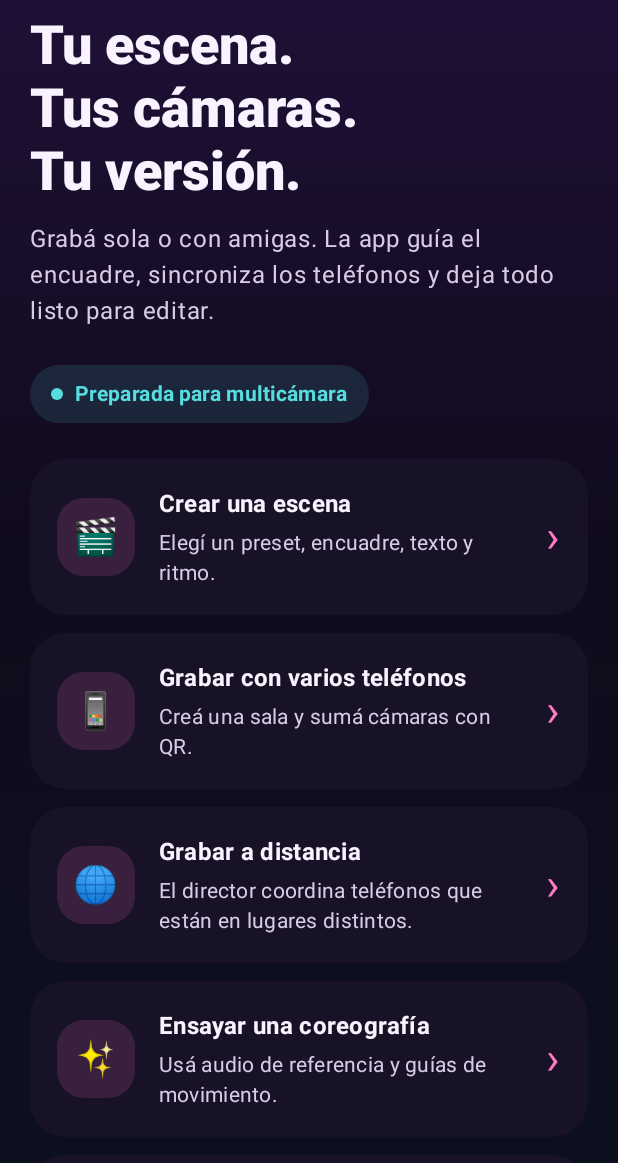
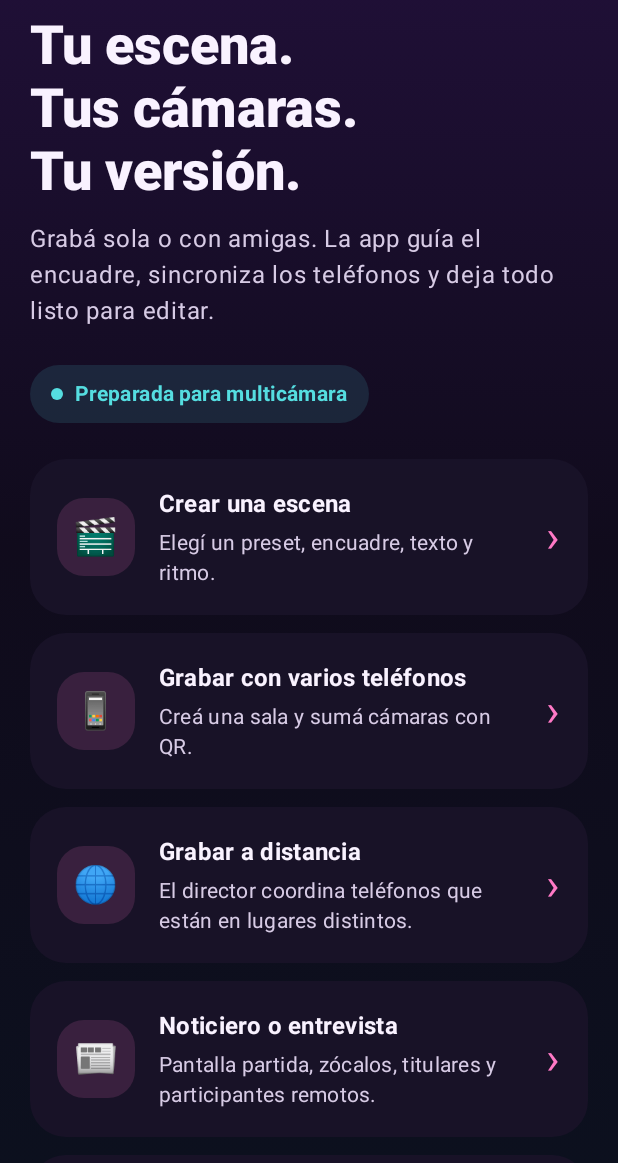
Before and after one commit to norbymezz/Uizador-, an Android app built with Jetpack Compose: the composable HomeScreen shown on its own in the app's theme, on a phone screen of 412 x 824 dp, the part 73-1236 px from its top. Run offline under Robolectric (Android 15) with nearby library versions, the light colour scheme and no system bars.

Commit message:
android: add news and interview scene option

```diff
--- a/android/app/src/main/java/com/uizador/app/ui/UizadorApp.kt
+++ b/android/app/src/main/java/com/uizador/app/ui/UizadorApp.kt
@@ -95,6 +95,7 @@ private fun HomeScreen(
         Action("🎬", "Crear una escena", "Elegí un preset, encuadre, texto y ritmo.", Destination.Record),
         Action("📱", "Grabar con varios teléfonos", "Creá una sala y sumá cámaras con QR.", Destination.Record),
         Action("🌐", "Grabar a distancia", "El director coordina teléfonos que están en lugares distintos.", Destination.Record),
+        Action("📰", "Noticiero o entrevista", "Pantalla partida, zócalos, titulares y participantes remotos.", Destination.Record),
         Action("✨", "Ensayar una coreografía", "Usá audio de referencia y guías de movimiento.", Destination.Record),
         Action("✂", "Editar lo grabado", "Sincronizá tomas, elegí cortes y agregá títulos.", Destination.Projects),
     )
```
